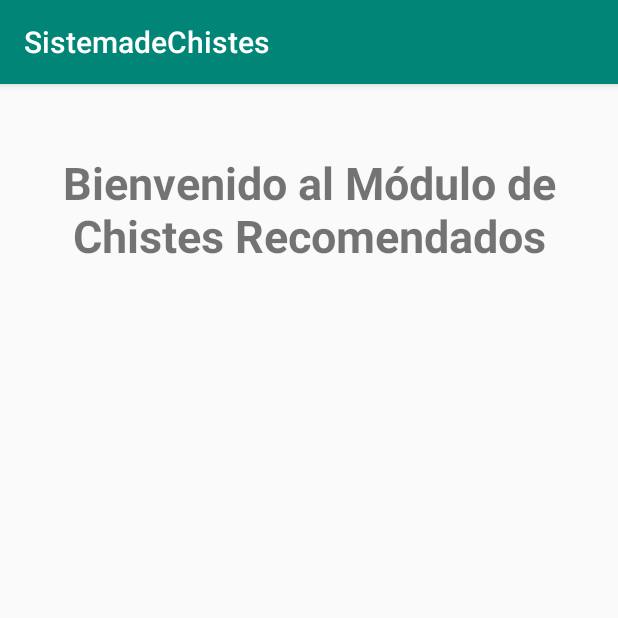
After one commit to josecarvajal222/SistemadeChistes, an Android app: the ChistesRecomendadosActivity screen opened directly, with no data from a screen before it, on a phone screen of 412 x 824 dp, the top half of it. The commit adds this screen. Run offline under Robolectric (Android 15) with nearby library versions, the phone set to English and light mode, and no system bars.

Commit message:
Creacion de Activityes restantes para botones y paso entre ellas.

```diff
--- a/app/src/main/AndroidManifest.xml
+++ b/app/src/main/AndroidManifest.xml
@@ -17,6 +17,8 @@
             </intent-filter>
         </activity>
         <activity android:name=".IngresarChisteActivity" />
+        <activity android:name=".CalificarChisteActivity" />
+        <activity android:name=".ChistesRecomendadosActivity" />
     </application>
 
 </manifest>
--- /dev/null
+++ b/app/src/main/java/com/example/sistemadechistes/ChistesRecomendadosActivity.java
@@ -0,0 +1,15 @@
+package com.example.sistemadechistes;
+
+import android.os.Bundle;
+import android.support.v7.app.AppCompatActivity;
+
+public class ChistesRecomendadosActivity extends AppCompatActivity {
+
+    @Override
+    public void onCreate(Bundle savedInstanceState){
+        super.onCreate(savedInstanceState);
+        setContentView(R.layout.activity_chistes_recomendados);
+
+    }
+
+}
--- a/app/src/main/java/com/example/sistemadechistes/IngresarChisteActivity.java
+++ b/app/src/main/java/com/example/sistemadechistes/IngresarChisteActivity.java
@@ -2,8 +2,6 @@ package com.example.sistemadechistes;
 
 import android.os.Bundle;
 import android.support.v7.app.AppCompatActivity;
-import android.view.View;
-import android.widget.Button;
 
 public class IngresarChisteActivity extends AppCompatActivity {
 
--- /dev/null
+++ b/app/src/main/res/layout/activity_chistes_recomendados.xml
@@ -0,0 +1,20 @@
+<?xml version="1.0" encoding="utf-8"?>
+<LinearLayout xmlns:android="http://schemas.android.com/apk/res/android"
+    android:layout_width="match_parent"
+    android:layout_height="match_parent"
+    xmlns:tools="http://schemas.android.com/tools"
+    android:orientation="vertical"
+    tools:context=".CalificarChisteActivity">
+
+    <TextView
+        android:layout_width="wrap_content"
+        android:layout_height="wrap_content"
+        android:layout_gravity="center"
+        android:textStyle="bold"
+        android:textAlignment="center"
+        android:layout_marginTop="45dp"
+        android:textSize="30sp"
+        android:text="Bienvenido al Módulo de Chistes Recomendados"
+        />
+
+</LinearLayout>
```
Also changed, not shown: app/src/main/java/com/example/sistemadechistes/CalificarChisteActivity.java (added, +14 -0 lines), app/src/main/java/com/example/sistemadechistes/MainActivity.java (+21 -0 lines), app/src/main/res/layout/activity_calificar_chiste.xml (added, +20 -0 lines).
